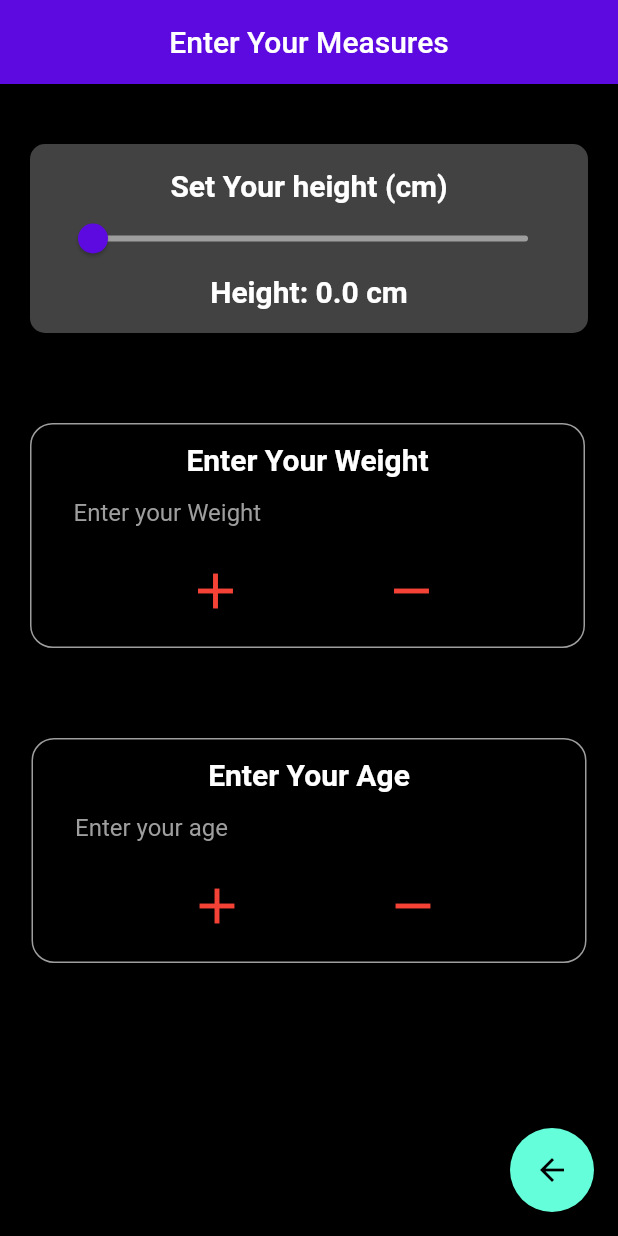
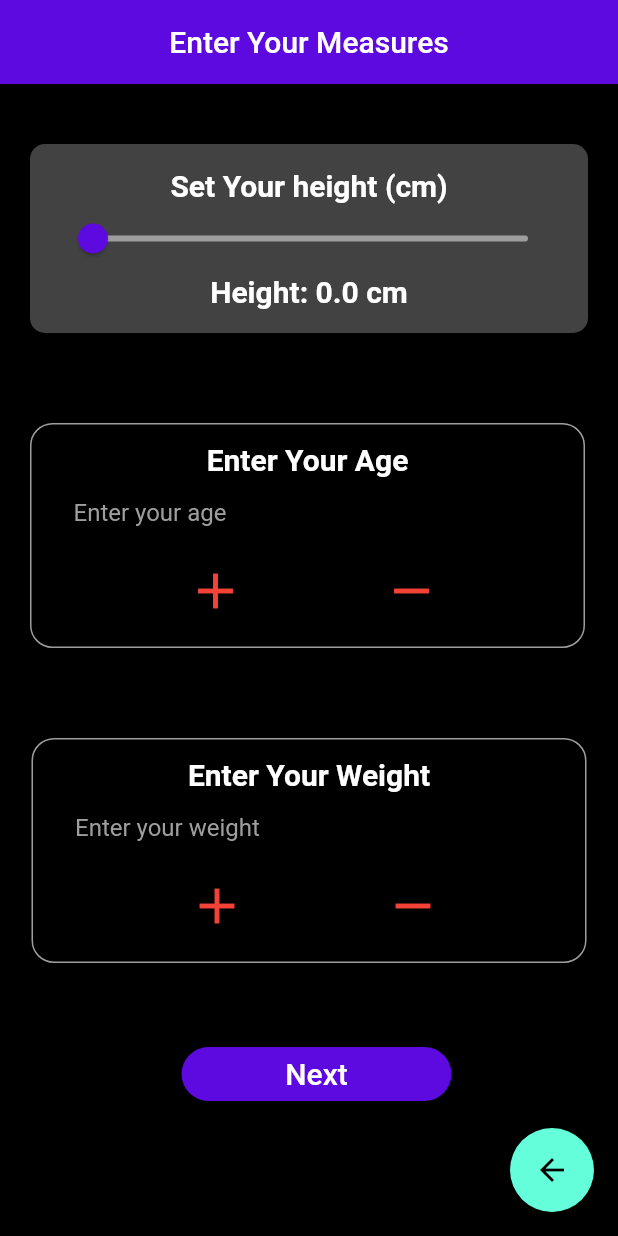
Before and after one commit to Abhinav0915/Vitality, a Flutter app: the bmi screen opened by its route, on a phone screen of 412 x 824 dp. Run offline on Flutter 3.47's test engine with Material 2 defaults, Android fonts, the light colour scheme and no system bars; our stand-ins replace firebase_auth, firebase_core, lottie; accounts and stored records are empty.

Commit message:
completed measure page

```diff
--- a/vitality/lib/screens/BMI.dart
+++ b/vitality/lib/screens/BMI.dart
@@ -15,6 +15,7 @@ class _bmiState extends State<bmi> {
   final TextEditingController _weightController = TextEditingController();
   final TextEditingController _ageController = TextEditingController();
   int age = 0;
+  int weight = 0;
 
   @override
   Widget build(BuildContext context) {
@@ -101,14 +102,14 @@ class _bmiState extends State<bmi> {
                     children: [
                       const Center(
                           child: Text(
-                        "Enter Your Weight",
+                        "Enter Your Age",
                         style: const TextStyle(
                           fontSize: 20.0,
                           fontWeight: FontWeight.bold,
                         ),
                       )),
                       TextField(
-                        controller: _weightController,
+                        controller: _ageController,
                         onChanged: (value) {
                           final int parsedValue = int.tryParse(value) ?? age;
                           setState(() {
@@ -118,7 +119,7 @@ class _bmiState extends State<bmi> {
                         keyboardType: TextInputType.number,
                         decoration: const InputDecoration(
                           border: InputBorder.none,
-                          hintText: 'Enter your Weight',
+                          hintText: 'Enter your age',
                           hintStyle: TextStyle(
                             color: Colors.grey,
                             fontSize: 16.0,
@@ -182,24 +183,24 @@ class _bmiState extends State<bmi> {
                 children: [
                   const Center(
                       child: Text(
-                    "Enter Your Age",
-                    style: const TextStyle(
+                    "Enter Your Weight",
+                    style: TextStyle(
                       fontSize: 20.0,
                       fontWeight: FontWeight.bold,
                     ),
                   )),
                   TextField(
-                    controller: _ageController,
+                    controller: _weightController,
                     onChanged: (value) {
                       final int parsedValue = int.tryParse(value) ?? age;
                       setState(() {
-                        age = parsedValue;
+                        weight = parsedValue;
                       });
                     },
                     keyboardType: TextInputType.number,
                     decoration: const InputDecoration(
                       border: InputBorder.none,
-                      hintText: 'Enter your age',
+                      hintText: 'Enter your weight',
                       hintStyle: TextStyle(
                         color: Colors.grey,
                         fontSize: 16.0,
@@ -213,8 +214,8 @@ class _bmiState extends State<bmi> {
                       IconButton(
                         onPressed: () {
                           setState(() {
-                            age++;
-                            _ageController.text = age.toString();
+                            weight++;
+                            _weightController.text = weight.toString();
                           });
                         },
                         icon: const Icon(
@@ -226,15 +227,43 @@ class _bmiState extends State<bmi> {
                       IconButton(
                         onPressed: () {
                           setState(() {
-                            age--;
-                            _ageController.text = age.toString();
+                            weight--;
+                            _weightController.text = weight.toString();
                           });
                         },
-                        icon: Icon(Icons.remove, size: 40.0, color: Colors.red),
+                        icon: const Icon(Icons.remove,
+                            size: 40.0, color: Colors.red),
                       ),
                     ],
                   ),
                 ],
+              ),
+            ),
+            Container(
+              width: 180.0,
+              margin: EdgeInsets.fromLTRB(10, 50, 0, 0),
+              child: ElevatedButton(
+                style: ElevatedButton.styleFrom(
+                  alignment: Alignment.center,
+                  primary: AppColors.purple,
+                  onPrimary: AppColors.white,
+                  shape: RoundedRectangleBorder(
+                    borderRadius: BorderRadius.circular(20.0),
+                  ),
+                ),
+                onPressed: () {
+                  {
+                    // Navigate to next screen
+
+                  }
+                },
+                child: const Text(
+                  'Next',
+                  style: TextStyle(
+                    fontSize: 20.0,
+                    color: Colors.white,
+                  ),
+                ),
               ),
             ),
           ],
```
